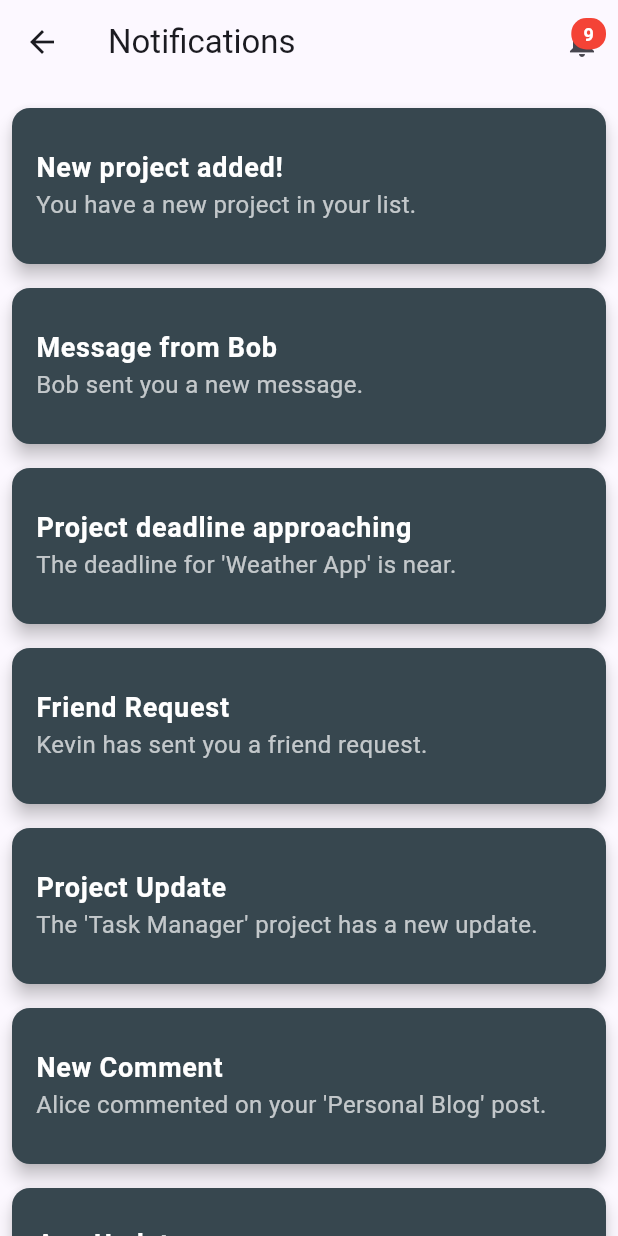
After one commit to beyzacoban/OUA-Bootcamp-2024, a Flutter app: the NotificationsPage screen opened directly, on a phone screen of 412 x 824 dp. The commit adds this screen. Run offline on Flutter 3.47's test engine with Material 3 defaults, Android fonts, the phone set to English and light mode, and no system bars; our stand-ins replace firebase_auth, firebase_core, image_picker, shared_preferences; accounts and stored records are empty.

Commit message:
Added notifications

```diff
--- a/lib/pages/chat_page.dart
+++ b/lib/pages/chat_page.dart
@@ -76,7 +76,7 @@ class _ChatPageState extends State<ChatPage> {
       margin: const EdgeInsets.symmetric(vertical: 8.0, horizontal: 16.0),
       padding: const EdgeInsets.all(12.0),
       decoration: BoxDecoration(
-        color: isMe ? Colors.blue[400] : Colors.grey[200],
+        color: isMe ? const Color.fromARGB(255, 5, 58, 8) : Colors.grey[200],
         borderRadius: BorderRadius.circular(20.0),
         boxShadow: [
           BoxShadow(
--- a/lib/pages/messages_page.dart
+++ b/lib/pages/messages_page.dart
@@ -13,7 +13,7 @@ class _MessagesPageState extends State<MessagesPage> {
     {'sender': 'Me', 'message': 'Hi Alice!'},
     {'sender': 'Bob', 'message': 'How are you?'},
     {'sender': 'Me', 'message': 'I\'m good, thanks!'},
-  ]; // Örnek mesajlar için başlangıç listesi
+  ];
   final _messageController = TextEditingController();
 
   void _sendMessage() {
--- /dev/null
+++ b/lib/pages/notifications_page.dart
@@ -0,0 +1,104 @@
+import 'package:flutter/material.dart';
+
+class NotificationsPage extends StatefulWidget {
+  const NotificationsPage({super.key});
+
+  @override
+  _NotificationsPageState createState() => _NotificationsPageState();
+}
+
+class _NotificationsPageState extends State<NotificationsPage> {
+  int _unreadNotificationsCount = 9;
+
+  @override
+  Widget build(BuildContext context) {
+    return Scaffold(
+      appBar: AppBar(
+        title: const Text("Notifications"),
+        actions: [
+          Stack(
+            clipBehavior: Clip.none,
+            children: [
+              IconButton(
+                icon: const Icon(Icons.notifications),
+                onPressed: () {
+                  setState(() {
+                    _unreadNotificationsCount = 0;
+                  });
+                },
+              ),
+              if (_unreadNotificationsCount > 0)
+                Positioned(
+                  right: 8,
+                  top: 8,
+                  child: Container(
+                    padding: const EdgeInsets.symmetric(
+                        horizontal: 8.0, vertical: 2.0),
+                    decoration: BoxDecoration(
+                      color: Colors.red,
+                      borderRadius: BorderRadius.circular(10),
+                    ),
+                    constraints: const BoxConstraints(
+                      minWidth: 20,
+                      minHeight: 20,
+                    ),
+                    child: Center(
+                      child: Text(
+                        '$_unreadNotificationsCount',
+                        style: const TextStyle(
+                          color: Colors.white,
+                          fontSize: 12,
+                          fontWeight: FontWeight.bold,
+                        ),
+                      ),
+                    ),
+                  ),
+                ),
+            ],
+          ),
+        ],
+      ),
+      body: ListView(
+        padding: const EdgeInsets.all(8.0),
+        children: <Widget>[
+          _buildNotificationCard(
+              "New project added!", "You have a new project in your list."),
+          _buildNotificationCard(
+              "Message from Bob", "Bob sent you a new message."),
+          _buildNotificationCard("Project deadline approaching",
+              "The deadline for 'Weather App' is near."),
+          _buildNotificationCard(
+              "Friend Request", "Kevin has sent you a friend request."),
+          _buildNotificationCard(
+              "Project Update", "The 'Task Manager' project has a new update."),
+          _buildNotificationCard(
+              "New Comment", "Alice commented on your 'Personal Blog' post."),
+          _buildNotificationCard("App Update",
+              "A new version of the app is available. Update now."),
+          _buildNotificationCard(
+              "Meeting Reminder", "Reminder: Team meeting at 3 PM today."),
+          _buildNotificationCard("System Maintenance",
+              "Scheduled maintenance will occur at midnight."),
+        ],
+      ),
+    );
+  }
+
+  Widget _buildNotificationCard(String title, String message) {
+    return Card(
+      color: const Color(0xFF37474F),
+      elevation: 5,
+      margin: const EdgeInsets.symmetric(vertical: 8.0),
+      child: ListTile(
+        contentPadding: const EdgeInsets.all(16.0),
+        title: Text(title,
+            style: const TextStyle(
+                fontSize: 18.0,
+                fontWeight: FontWeight.bold,
+                color: Colors.white)),
+        subtitle: Text(message,
+            style: const TextStyle(fontSize: 16.0, color: Colors.white70)),
+      ),
+    );
+  }
+}
--- a/lib/pages/profile_page.dart
+++ b/lib/pages/profile_page.dart
@@ -106,9 +106,9 @@ class _ProfilePageState extends State<ProfilePage> {
               backgroundImage:
                   _profileImage != null ? FileImage(_profileImage!) : null,
               child: _profileImage == null
-                  ? Column(
+                  ? const Column(
                       mainAxisAlignment: MainAxisAlignment.center,
-                      children: const [
+                      children: [
                         Icon(Icons.add_a_photo, size: 60),
                         SizedBox(height: 8),
                         Text("Galeriden bir fotoğraf seçiniz.")
```
Also changed, not shown: lib/pages/friends_page.dart (+9 -9 lines), lib/pages/home_page.dart (+15 -0 lines), lib/pages/joined_project_page.dart (added, +46 -0 lines).
